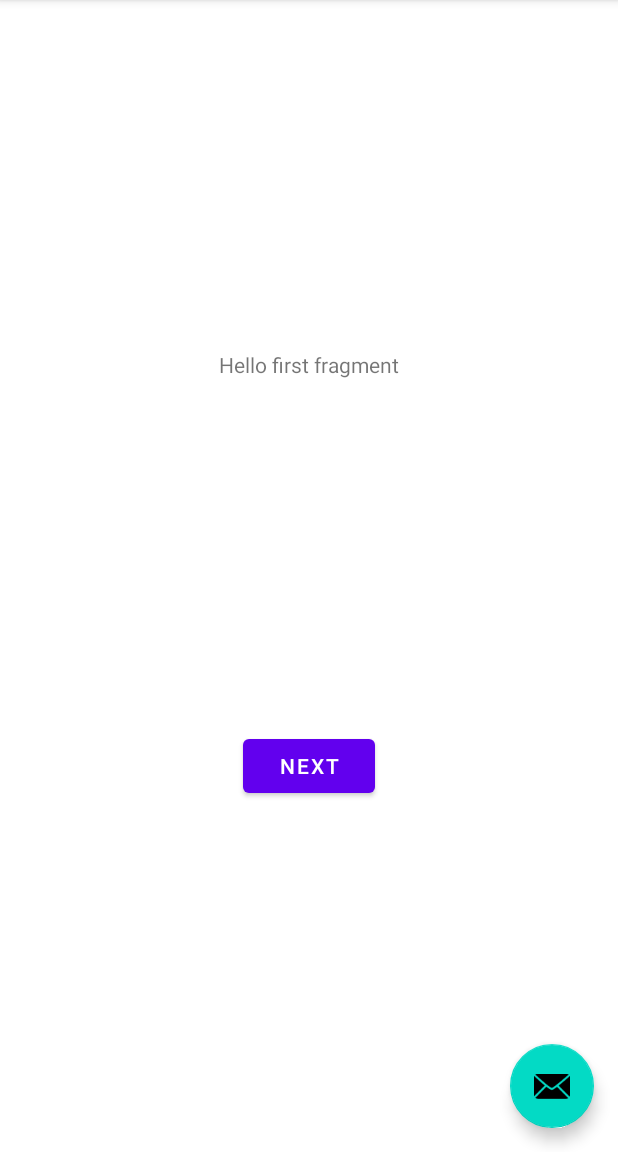
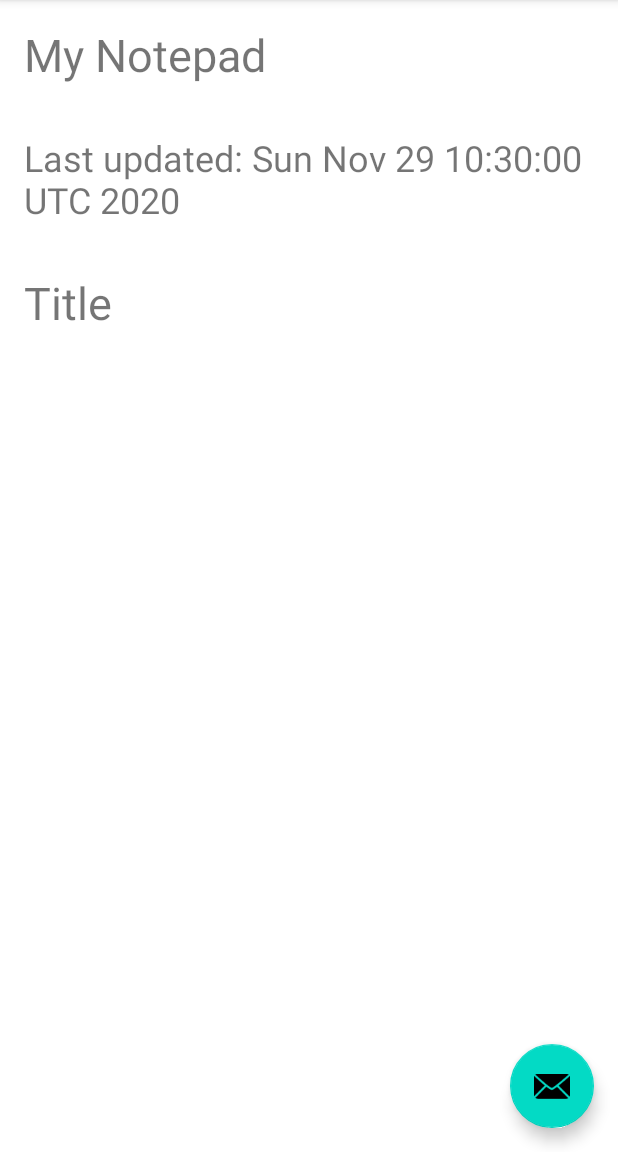
Before and after one commit to Joep110/MadLevel5Task1, an Android app: the screen it shows after launch (MainActivity), on a phone screen of 412 x 824 dp, the part 84-1236 px from its top. Run offline under Robolectric (Android 15) with nearby library versions, the phone set to English and light mode, and no system bars; our stand-ins replace Room's generated code.

Commit message:
Finished step 4.2

```diff
--- a/app/src/main/java/com/example/madlevel5task1/ui/AddNoteFragment.kt
+++ b/app/src/main/java/com/example/madlevel5task1/ui/AddNoteFragment.kt
@@ -24,9 +24,5 @@ class AddNoteFragment : Fragment() {
 
     override fun onViewCreated(view: View, savedInstanceState: Bundle?) {
         super.onViewCreated(view, savedInstanceState)
-
-        view.findViewById<Button>(R.id.button_second).setOnClickListener {
-            findNavController().navigate(R.id.action_SecondFragment_to_FirstFragment)
-        }
     }
 }
--- a/app/src/main/java/com/example/madlevel5task1/ui/NotepadFragment.kt
+++ b/app/src/main/java/com/example/madlevel5task1/ui/NotepadFragment.kt
@@ -6,13 +6,18 @@ import android.view.LayoutInflater
 import android.view.View
 import android.view.ViewGroup
 import android.widget.Button
+import androidx.fragment.app.viewModels
+import androidx.lifecycle.Observer
 import androidx.navigation.fragment.findNavController
 import com.example.madlevel5task1.R
+import kotlinx.android.synthetic.main.fragment_notepad.*
 
 /**
  * A simple [Fragment] subclass as the default destination in the navigation.
  */
 class NotepadFragment : Fragment() {
+
+    private val viewModel: NoteViewModel by viewModels()
 
     override fun onCreateView(
             inflater: LayoutInflater, container: ViewGroup?,
@@ -25,8 +30,17 @@ class NotepadFragment : Fragment() {
     override fun onViewCreated(view: View, savedInstanceState: Bundle?) {
         super.onViewCreated(view, savedInstanceState)
 
-        view.findViewById<Button>(R.id.button_first).setOnClickListener {
-            findNavController().navigate(R.id.action_FirstFragment_to_SecondFragment)
-        }
+        observeAddNoteResult()
     }
+
+    private fun observeAddNoteResult() {
+        viewModel.note.observe(viewLifecycleOwner, Observer{ note ->
+            note?.let {
+                tvNoteTitle.text = it.noteTitle
+                tvLastUpdated.text = getString(R.string.last_updated, it.lastUpdated.toString())
+                tvNoteText.text = it.noteText
+            }
+        })
+    }
+
 }
--- a/app/src/main/res/layout/fragment_notepad.xml
+++ b/app/src/main/res/layout/fragment_notepad.xml
@@ -6,23 +6,50 @@
     android:layout_height="match_parent"
     tools:context=".ui.NotepadFragment">
 
-    <Button
-        android:id="@+id/button_first"
-        android:layout_width="wrap_content"
+    <TextView
+        android:id="@+id/textView"
+        android:layout_width="0dp"
         android:layout_height="wrap_content"
-        android:text="@string/next"
+        android:padding="16dp"
+        android:text="@string/title"
+        android:textSize="30sp"
+        app:layout_constraintEnd_toEndOf="parent"
+        app:layout_constraintStart_toStartOf="parent"
+        app:layout_constraintTop_toTopOf="parent" />
+
+    <TextView
+        android:id="@+id/tvLastUpdated"
+        android:layout_width="0dp"
+        android:layout_height="wrap_content"
+        android:padding="16dp"
+        android:text="@string/last_updated"
+        android:textSize="24sp"
+        app:layout_constraintEnd_toEndOf="parent"
+        app:layout_constraintStart_toStartOf="parent"
+        app:layout_constraintTop_toBottomOf="@+id/textView" />
+
+    <LinearLayout
+        android:layout_width="0dp"
+        android:layout_height="0dp"
+        android:orientation="vertical"
         app:layout_constraintBottom_toBottomOf="parent"
         app:layout_constraintEnd_toEndOf="parent"
         app:layout_constraintStart_toStartOf="parent"
-        app:layout_constraintTop_toBottomOf="@id/textview_first" />
+        app:layout_constraintTop_toBottomOf="@+id/tvLastUpdated">
 
-    <TextView
-        android:id="@+id/textview_first"
-        android:layout_width="wrap_content"
-        android:layout_height="wrap_content"
-        android:text="@string/hello_first_fragment"
-        app:layout_constraintBottom_toTopOf="@id/button_first"
-        app:layout_constraintEnd_toEndOf="parent"
-        app:layout_constraintStart_toStartOf="parent"
-        app:layout_constraintTop_toTopOf="parent" />
+        <TextView
+            android:id="@+id/tvNoteTitle"
+            android:layout_width="match_parent"
+            android:layout_height="wrap_content"
+            android:padding="16dp"
+            android:textSize="30sp" />
+
+        <TextView
+            android:id="@+id/tvNoteText"
+            android:layout_width="match_parent"
+            android:layout_height="wrap_content"
+            android:padding="16dp"
+            android:textSize="24sp" />
+    </LinearLayout>
+
 </androidx.constraintlayout.widget.ConstraintLayout>
--- a/app/src/main/res/values/strings.xml
+++ b/app/src/main/res/values/strings.xml
@@ -9,4 +9,7 @@
 
     <string name="hello_first_fragment">Hello first fragment</string>
     <string name="hello_second_fragment">Hello second fragment. Arg: %1$s</string>
+
+    <string name="title">My Notepad</string>
+    <string name="last_updated">Last updated: %1$s</string>
 </resources>
```
Also changed, not shown: app/src/main/res/layout/fragment_add_note.xml (+34 -11 lines).
